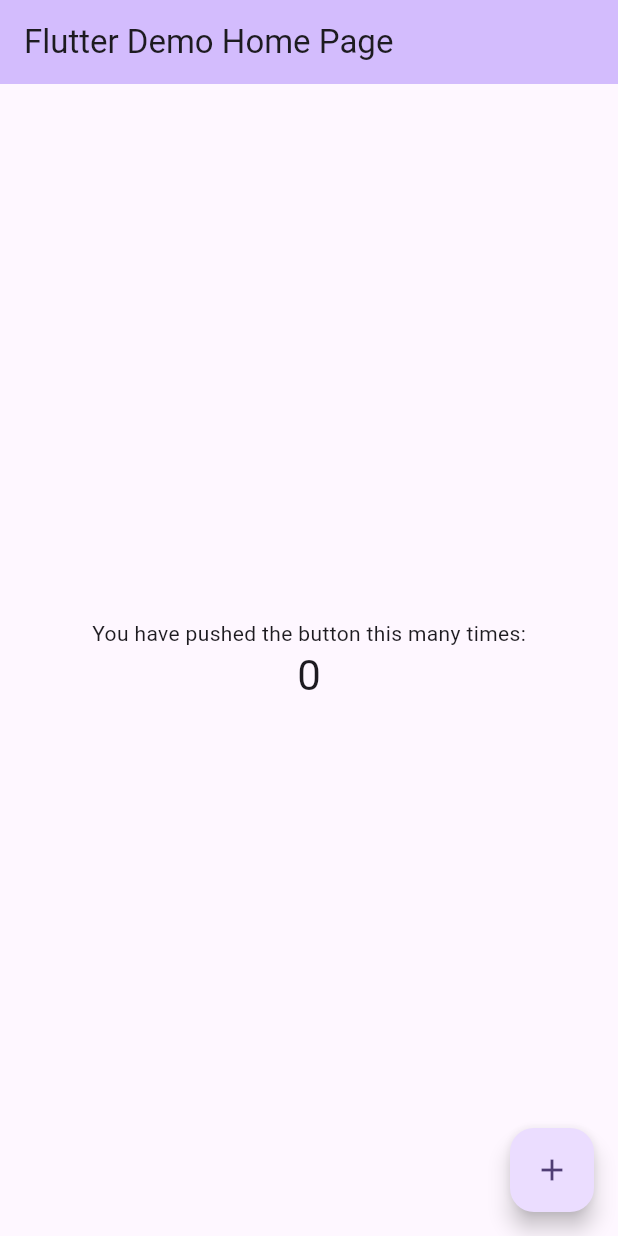
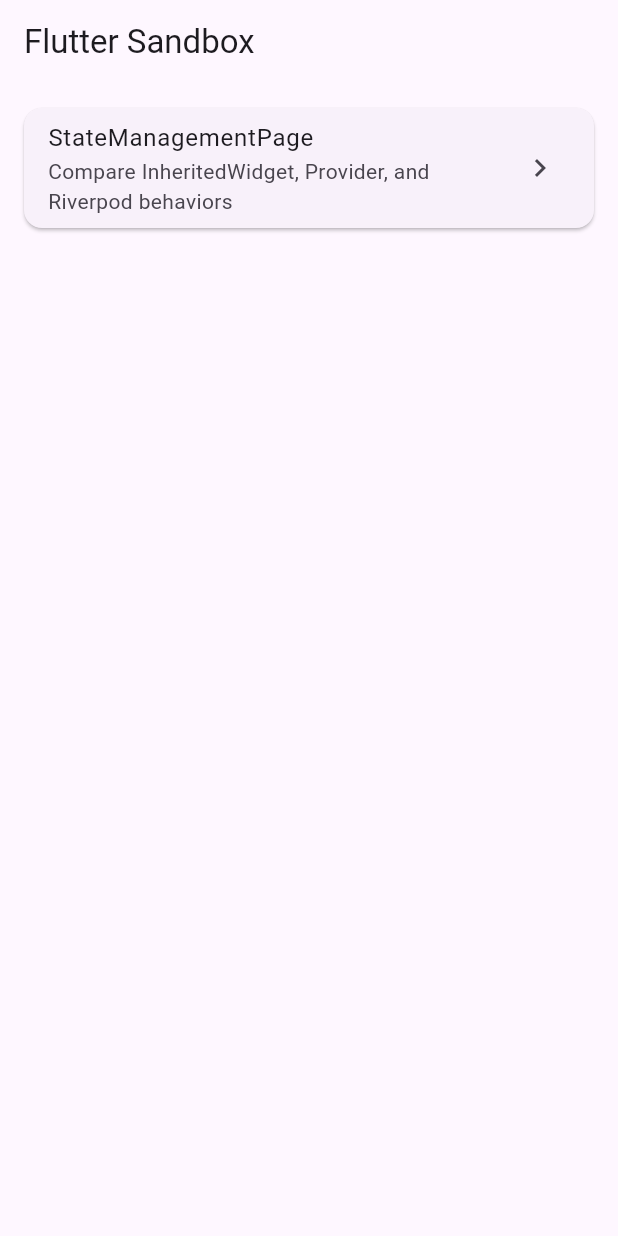
Before and after one commit to keiseiisobe/flutter_sandbox, a Flutter app: the screen it shows after launch, on a phone screen of 412 x 824 dp. Run offline on Flutter 3.47's test engine with Material 3 defaults, Android fonts, the phone set to English and light mode, and no system bars; our stand-ins replace flutter_riverpod.

Commit message:
added state management sandbox

```diff
--- a/lib/main.dart
+++ b/lib/main.dart
@@ -1,4 +1,7 @@
 import 'package:flutter/material.dart';
+import 'package:flutter_riverpod/flutter_riverpod.dart' show ProviderScope;
+
+import 'pages/home_page.dart';
 
 void main() {
   runApp(const MyApp());
@@ -7,115 +10,15 @@
 class MyApp extends StatelessWidget {
   const MyApp({super.key});
 
-  // This widget is the root of your application.
   @override
   Widget build(BuildContext context) {
-    return MaterialApp(
-      title: 'Flutter Demo',
-      theme: ThemeData(
-        // This is the theme of your application.
-        //
-        // TRY THIS: Try running your application with "flutter run". You'll see
-        // the application has a purple toolbar. Then, without quitting the app,
-        // try changing the seedColor in the colorScheme below to Colors.green
-        // and then invoke "hot reload" (save your changes or press the "hot
-        // reload" button in a Flutter-supported IDE, or press "r" if you used
-        // the command line to start the app).
-        //
-        // Notice that the counter didn't reset back to zero; the application
-        // state is not lost during the reload. To reset the state, use hot
-        // restart instead.
-        //
-        // This works for code too, not just values: Most code changes can be
-        // tested with just a hot reload.
-        colorScheme: .fromSeed(seedColor: Colors.deepPurple),
-      ),
-      home: const MyHomePage(title: 'Flutter Demo Home Page'),
-    );
-  }
-}
-
-class MyHomePage extends StatefulWidget {
-  const MyHomePage({super.key, required this.title});
-
-  // This widget is the home page of your application. It is stateful, meaning
-  // that it has a State object (defined below) that contains fields that affect
-  // how it looks.
-
-  // This class is the configuration for the state. It holds the values (in this
-  // case the title) provided by the parent (in this case the App widget) and
-  // used by the build method of the State. Fields in a Widget subclass are
-  // always marked "final".
-
-  final String title;
-
-  @override
-  State<MyHomePage> createState() => _MyHomePageState();
-}
-
-class _MyHomePageState extends State<MyHomePage> {
-  int _counter = 0;
-
-  void _incrementCounter() {
-    setState(() {
-      // This call to setState tells the Flutter framework that something has
-      // changed in this State, which causes it to rerun the build method below
-      // so that the display can reflect the updated values. If we changed
-      // _counter without calling setState(), then the build method would not be
-      // called again, and so nothing would appear to happen.
-      _counter++;
-    });
-  }
-
-  @override
-  Widget build(BuildContext context) {
-    // This method is rerun every time setState is called, for instance as done
-    // by the _incrementCounter method above.
-    //
-    // The Flutter framework has been optimized to make rerunning build methods
-    // fast, so that you can just rebuild anything that needs updating rather
-    // than having to individually change instances of widgets.
-    return Scaffold(
-      appBar: AppBar(
-        // TRY THIS: Try changing the color here to a specific color (to
-        // Colors.amber, perhaps?) and trigger a hot reload to see the AppBar
-        // change color while the other colors stay the same.
-        backgroundColor: Theme.of(context).colorScheme.inversePrimary,
-        // Here we take the value from the MyHomePage object that was created by
-        // the App.build method, and use it to set our appbar title.
-        title: Text(widget.title),
-      ),
-      body: Center(
-        // Center is a layout widget. It takes a single child and positions it
-        // in the middle of the parent.
-        child: Column(
-          // Column is also a layout widget. It takes a list of children and
-          // arranges them vertically. By default, it sizes itself to fit its
-          // children horizontally, and tries to be as tall as its parent.
-          //
-          // Column has various properties to control how it sizes itself and
-          // how it positions its children. Here we use mainAxisAlignment to
-          // center the children vertically; the main axis here is the vertical
-          // axis because Columns are vertical (the cross axis would be
-          // horizontal).
-          //
-          // TRY THIS: Invoke "debug painting" (choose the "Toggle Debug Paint"
-          // action in the IDE, or press "p" in the console), to see the
-          // wireframe for each widget.
-          mainAxisAlignment: .center,
-          children: [
-            const Text('You have pushed the button this many times:'),
-            Text(
-              '$_counter',
-              style: Theme.of(context).textTheme.headlineMedium,
-            ),
-          ],
+    return ProviderScope(
+      child: MaterialApp(
+        title: 'Flutter Sandbox',
+        theme: ThemeData(
+          colorScheme: ColorScheme.fromSeed(seedColor: Colors.deepPurple),
         ),
-      ),
-      floatingActionButton: FloatingActionButton(
-        onPressed: _incrementCounter,
-        tooltip: 'Increment',
-        child: const Icon(Icons.add),
+        home: const HomePage(),
       ),
     );
   }
--- /dev/null
+++ b/lib/pages/home_page.dart
@@ -0,0 +1,54 @@
+import 'package:flutter/material.dart';
+
+import 'state_management_page.dart';
+
+class HomePage extends StatelessWidget {
+  const HomePage({super.key});
+
+  @override
+  Widget build(BuildContext context) {
+    return Scaffold(
+      appBar: AppBar(title: const Text('Flutter Sandbox')),
+      body: ListView(
+        padding: const EdgeInsets.all(16),
+        children: [
+          _NavigationButton(
+            title: 'StateManagementPage',
+            subtitle:
+                'Compare InheritedWidget, Provider, and Riverpod behaviors',
+            onTap: () => Navigator.of(context).push(
+              MaterialPageRoute<void>(
+                builder: (_) => const StateManagementPage(),
+              ),
+            ),
+          ),
+        ]
+      ),
+    );
+  }
+}
+
+class _NavigationButton extends StatelessWidget {
+  const _NavigationButton({
+    required this.title,
+    required this.subtitle,
+    required this.onTap,
+  });
+
+  final String title;
+  final String subtitle;
+  final VoidCallback onTap;
+
+  @override
+  Widget build(BuildContext context) {
+    return Card(
+      margin: const EdgeInsets.only(bottom: 12),
+      child: ListTile(
+        title: Text(title),
+        subtitle: Text(subtitle),
+        trailing: const Icon(Icons.chevron_right),
+        onTap: onTap,
+      ),
+    );
+  }
+}
--- a/pubspec.yaml
+++ b/pubspec.yaml
@@ -34,6 +34,8 @@
   # The following adds the Cupertino Icons font to your application.
   # Use with the CupertinoIcons class for iOS style icons.
   cupertino_icons: ^1.0.8
+  provider: ^6.1.5
+  flutter_riverpod: ^2.6.1
 
 dev_dependencies:
   flutter_test:
```
Also changed, not shown: lib/pages/state_management_page.dart (added, +231 -0 lines), pubspec.lock, 1 other file.
